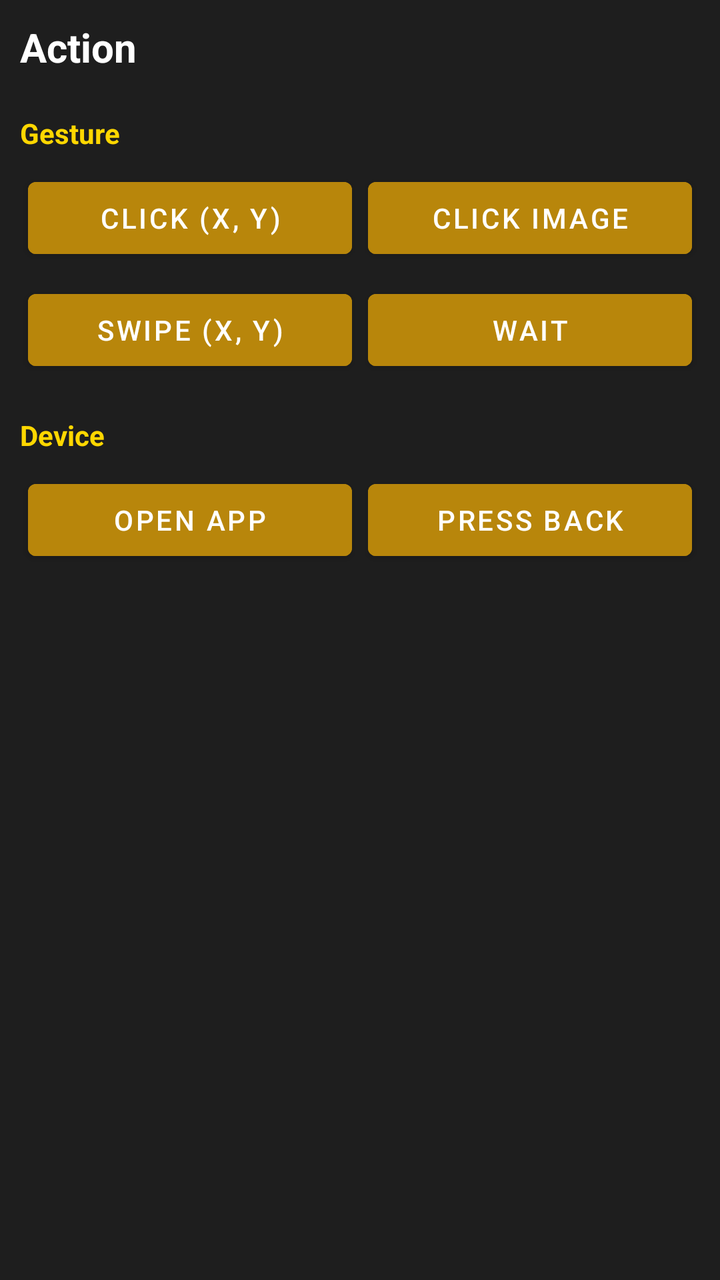
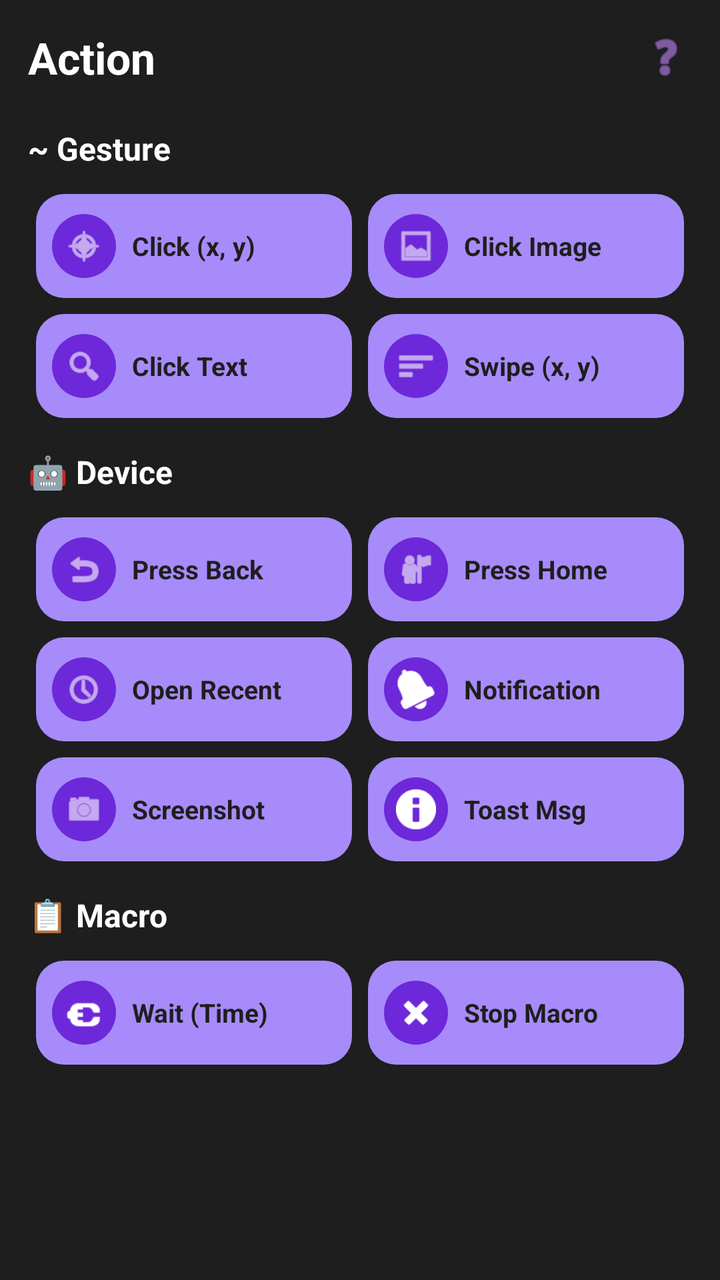

An Android layout rendered at two revisions. The XML below is the earlier revision; the diff shows what the commit changed to produce the second picture.
<!-- AndroidManifest.xml: application theme Theme.MyAutomationApp -->
<!-- res/layout/dialog_action_select.xml -->
<?xml version="1.0" encoding="utf-8"?>
<ScrollView xmlns:android="http://schemas.android.com/apk/res/android"
    android:layout_width="match_parent"
    android:layout_height="wrap_content"
    android:background="#1E1E1E"
    android:padding="10dp">

    <LinearLayout
        android:layout_width="match_parent"
        android:layout_height="wrap_content"
        android:orientation="vertical">

        <TextView
            android:layout_width="match_parent"
            android:layout_height="wrap_content"
            android:text="Action"
            android:textColor="#FFFFFF"
            android:textSize="20sp"
            android:textStyle="bold"
            android:paddingBottom="10dp"/>

        
        <TextView
            android:layout_width="match_parent"
            android:layout_height="wrap_content"
            android:text="Gesture"
            android:textColor="#FFD700"
            android:textStyle="bold"
            android:paddingTop="10dp"
            android:paddingBottom="5dp"/>

        <GridLayout
            android:layout_width="match_parent"
            android:layout_height="wrap_content"
            android:columnCount="2">

            <Button
                android:id="@+id/btnClickXY"
                android:layout_width="0dp"
                android:layout_height="wrap_content"
                android:layout_columnWeight="1"
                android:layout_margin="4dp"
                android:text="Click (x, y)"
                android:backgroundTint="#B8860B"
                android:textColor="#FFFFFF"/>

            <Button
                android:id="@+id/btnClickImage"
                android:layout_width="0dp"
                android:layout_height="wrap_content"
                android:layout_columnWeight="1"
                android:layout_margin="4dp"
                android:text="Click Image"
                android:backgroundTint="#B8860B"
                android:textColor="#FFFFFF"/>
            
            <Button
                android:id="@+id/btnSwipe"
                android:layout_width="0dp"
                android:layout_height="wrap_content"
                android:layout_columnWeight="1"
                android:layout_margin="4dp"
                android:text="Swipe (x, y)"
                android:backgroundTint="#B8860B"
                android:textColor="#FFFFFF"/>

            <Button
                android:id="@+id/btnWait"
                android:layout_width="0dp"
                android:layout_height="wrap_content"
                android:layout_columnWeight="1"
                android:layout_margin="4dp"
                android:text="Wait"
                android:backgroundTint="#B8860B"
                android:textColor="#FFFFFF"/>
        </GridLayout>

        
        <TextView
            android:layout_width="match_parent"
            android:layout_height="wrap_content"
            android:text="Device"
            android:textColor="#FFD700"
            android:textStyle="bold"
            android:paddingTop="15dp"
            android:paddingBottom="5dp"/>

        <GridLayout
            android:layout_width="match_parent"
            android:layout_height="wrap_content"
            android:columnCount="2">

            <Button
                android:id="@+id/btnOpenApp"
                android:layout_width="0dp"
                android:layout_height="wrap_content"
                android:layout_columnWeight="1"
                android:layout_margin="4dp"
                android:text="Open App"
                android:backgroundTint="#B8860B"
                android:textColor="#FFFFFF"/>

            <Button
                android:id="@+id/btnPressBack"
                android:layout_width="0dp"
                android:layout_height="wrap_content"
                android:layout_columnWeight="1"
                android:layout_margin="4dp"
                android:text="Press Back"
                android:backgroundTint="#B8860B"
                android:textColor="#FFFFFF"/>
        </GridLayout>

    </LinearLayout>
</ScrollView>
<!-- resources referenced by this layout -->
<resources>
  <style name="Theme.MyAutomationApp" parent="Theme.MaterialComponents.DayNight.NoActionBar">
          <item name="colorPrimary">@color/gold</item>
          <item name="colorPrimaryVariant">@color/gold_dark</item>
          <item name="colorOnPrimary">@color/black</item>
          <item name="android:windowBackground">@color/black</item>
          <item name="android:textColor">@color/gold</item>
      </style>
  <color name="gold">#FFD700</color>
  <color name="gold_dark">#B8860B</color>
  <color name="black">#121212</color>
</resources>

<!-- the commit's change to res/layout/dialog_action_select.xml (unified diff, before → after) -->
@@ -1,114 +1,449 @@
 <?xml version="1.0" encoding="utf-8"?>
 <ScrollView xmlns:android="http://schemas.android.com/apk/res/android"
+    xmlns:app="http://schemas.android.com/apk/res-auto"
     android:layout_width="match_parent"
     android:layout_height="wrap_content"
     android:background="#1E1E1E"
-    android:padding="10dp">
+    android:padding="14dp">
 
     <LinearLayout
         android:layout_width="match_parent"
         android:layout_height="wrap_content"
         android:orientation="vertical">
 
-        <TextView
-            android:layout_width="match_parent"
-            android:layout_height="wrap_content"
-            android:text="Action"
-            android:textColor="#FFFFFF"
-            android:textSize="20sp"
-            android:textStyle="bold"
-            android:paddingBottom="10dp"/>
+        
+        <LinearLayout
+            android:layout_width="match_parent"
+            android:layout_height="wrap_content"
+            android:orientation="horizontal"
+            android:gravity="center_vertical"
+            android:paddingBottom="12dp">
+
+            <TextView
+                android:layout_width="0dp"
+                android:layout_height="wrap_content"
+                android:layout_weight="1"
+                android:text="Action"
+                android:textColor="#FFFFFF"
+                android:textSize="22sp"
+                android:textStyle="bold" />
+
+            <ImageView
+                android:layout_width="26dp"
+                android:layout_height="26dp"
+                android:src="@android:drawable/ic_menu_help"
+                app:tint="#C084FC" />
+        </LinearLayout>
 
         
         <TextView
             android:layout_width="match_parent"
             android:layout_height="wrap_content"
-            android:text="Gesture"
-            android:textColor="#FFD700"
+            android:text="~ Gesture"
+            android:textColor="#FFFFFF"
+            android:textSize="16sp"
             android:textStyle="bold"
-            android:paddingTop="10dp"
-            android:paddingBottom="5dp"/>
+            android:paddingTop="8dp"
+            android:paddingBottom="8dp" />
 
         <GridLayout
             android:layout_width="match_parent"
             android:layout_height="wrap_content"
             android:columnCount="2">
 
-            <Button
+            
+            <LinearLayout
                 android:id="@+id/btnClickXY"
                 android:layout_width="0dp"
-                android:layout_height="wrap_content"
-                android:layout_columnWeight="1"
-                android:layout_margin="4dp"
-                android:text="Click (x, y)"
-                android:backgroundTint="#B8860B"
-                android:textColor="#FFFFFF"/>
-
-            <Button
+                android:layout_height="52dp"
+                android:layout_columnWeight="1"
+                android:layout_margin="4dp"
+                android:background="@drawable/action_card_bg"
+                android:gravity="center_vertical"
+                android:paddingStart="8dp"
+                android:paddingEnd="8dp">
+
+                <ImageView
+                    android:layout_width="32dp"
+                    android:layout_height="32dp"
+                    android:background="@drawable/action_icon_circle"
+                    android:padding="6dp"
+                    android:src="@android:drawable/ic_menu_compass"
+                    app:tint="#FFFFFF" />
+
+                <TextView
+                    android:layout_width="wrap_content"
+                    android:layout_height="wrap_content"
+                    android:text="Click (x, y)"
+                    android:textColor="#1E1E1E"
+                    android:textStyle="bold"
+                    android:textSize="13sp"
+                    android:layout_marginStart="8dp" />
+            </LinearLayout>
+
+            
+            <LinearLayout
                 android:id="@+id/btnClickImage"
                 android:layout_width="0dp"
-                android:layout_height="wrap_content"
-                android:layout_columnWeight="1"
-                android:layout_margin="4dp"
-                android:text="Click Image"
-                android:backgroundTint="#B8860B"
-                android:textColor="#FFFFFF"/>
-            
-            <Button
+                android:layout_height="52dp"
+                android:layout_columnWeight="1"
+                android:layout_margin="4dp"
+                android:background="@drawable/action_card_bg"
+                android:gravity="center_vertical"
+                android:paddingStart="8dp"
+                android:paddingEnd="8dp">
+
+                <ImageView
+                    android:layout_width="32dp"
+                    android:layout_height="32dp"
+                    android:background="@drawable/action_icon_circle"
+                    android:padding="6dp"
+                    android:src="@android:drawable/ic_menu_gallery"
+                    app:tint="#FFFFFF" />
+
+                <TextView
+                    android:layout_width="wrap_content"
+                    android:layout_height="wrap_content"
+                    android:text="Click Image"
+                    android:textColor="#1E1E1E"
+                    android:textStyle="bold"
+                    android:textSize="13sp"
+                    android:layout_marginStart="8dp" />
+            </LinearLayout>
+
+            
+            <LinearLayout
+                android:id="@+id/btnClickText"
+                android:layout_width="0dp"
+                android:layout_height="52dp"
+                android:layout_columnWeight="1"
+                android:layout_margin="4dp"
+                android:background="@drawable/action_card_bg"
+                android:gravity="center_vertical"
+                android:paddingStart="8dp"
+                android:paddingEnd="8dp">
+
+                <ImageView
+                    android:layout_width="32dp"
+                    android:layout_height="32dp"
+                    android:background="@drawable/action_icon_circle"
+                    android:padding="6dp"
+                    android:src="@android:drawable/ic_menu_search"
+                    app:tint="#FFFFFF" />
+
+                <TextView
+                    android:layout_width="wrap_content"
+                    android:layout_height="wrap_content"
+                    android:text="Click Text"
+                    android:textColor="#1E1E1E"
+                    android:textStyle="bold"
+                    android:textSize="13sp"
+                    android:layout_marginStart="8dp" />
+            </LinearLayout>
+
+            
+            <LinearLayout
                 android:id="@+id/btnSwipe"
                 android:layout_width="0dp"
-                android:layout_height="wrap_content"
-                android:layout_columnWeight="1"
-                android:layout_margin="4dp"
-                android:text="Swipe (x, y)"
-                android:backgroundTint="#B8860B"
-                android:textColor="#FFFFFF"/>
-
-            <Button
-                android:id="@+id/btnWait"
-                android:layout_width="0dp"
-                android:layout_height="wrap_content"
-                android:layout_columnWeight="1"
-                android:layout_margin="4dp"
-                android:text="Wait"
-                android:backgroundTint="#B8860B"
-                android:textColor="#FFFFFF"/>
+                android:layout_height="52dp"
+                android:layout_columnWeight="1"
+                android:layout_margin="4dp"
+                android:background="@drawable/action_card_bg"
+                android:gravity="center_vertical"
+                android:paddingStart="8dp"
+                android:paddingEnd="8dp">
+
+                <ImageView
+                    android:layout_width="32dp"
+                    android:layout_height="32dp"
+                    android:background="@drawable/action_icon_circle"
+                    android:padding="6dp"
+                    android:src="@android:drawable/ic_menu_sort_by_size"
+                    app:tint="#FFFFFF" />
+
+                <TextView
+                    android:layout_width="wrap_content"
+                    android:layout_height="wrap_content"
+                    android:text="Swipe (x, y)"
+                    android:textColor="#1E1E1E"
+                    android:textStyle="bold"
+                    android:textSize="13sp"
+                    android:layout_marginStart="8dp" />
+            </LinearLayout>
         </GridLayout>
 
         
         <TextView
             android:layout_width="match_parent"
             android:layout_height="wrap_content"
-            android:text="Device"
-            android:textColor="#FFD700"
+            android:text="🤖 Device"
+            android:textColor="#FFFFFF"
+            android:textSize="16sp"
             android:textStyle="bold"
-            android:paddingTop="15dp"
-            android:paddingBottom="5dp"/>
+            android:paddingTop="12dp"
+            android:paddingBottom="8dp" />
 
         <GridLayout
             android:layout_width="match_parent"
             android:layout_height="wrap_content"
             android:columnCount="2">
 
-            <Button
-                android:id="@+id/btnOpenApp"
-                android:layout_width="0dp"
-                android:layout_height="wrap_content"
-                android:layout_columnWeight="1"
-                android:layout_margin="4dp"
-                android:text="Open App"
-                android:backgroundTint="#B8860B"
-                android:textColor="#FFFFFF"/>
-
-            <Button
+            
+            <LinearLayout
                 android:id="@+id/btnPressBack"
                 android:layout_width="0dp"
-                android:layout_height="wrap_content"
-                android:layout_columnWeight="1"
-                android:layout_margin="4dp"
-                android:text="Press Back"
-                android:backgroundTint="#B8860B"
-                android:textColor="#FFFFFF"/>
+                android:layout_height="52dp"
+                android:layout_columnWeight="1"
+                android:layout_margin="4dp"
+                android:background="@drawable/action_card_bg"
+                android:gravity="center_vertical"
+                android:paddingStart="8dp"
+                android:paddingEnd="8dp">
+
+                <ImageView
+                    android:layout_width="32dp"
+                    android:layout_height="32dp"
+                    android:background="@drawable/action_icon_circle"
+                    android:padding="6dp"
+                    android:src="@android:drawable/ic_menu_revert"
+                    app:tint="#FFFFFF" />
+
+                <TextView
+                    android:layout_width="wrap_content"
+                    android:layout_height="wrap_content"
+                    android:text="Press Back"
+                    android:textColor="#1E1E1E"
+                    android:textStyle="bold"
+                    android:textSize="13sp"
+                    android:layout_marginStart="8dp" />
+            </LinearLayout>
+
+            
+            <LinearLayout
+                android:id="@+id/btnPressHome"
+                android:layout_width="0dp"
+                android:layout_height="52dp"
+                android:layout_columnWeight="1"
+                android:layout_margin="4dp"
+                android:background="@drawable/action_card_bg"
+                android:gravity="center_vertical"
+                android:paddingStart="8dp"
+                android:paddingEnd="8dp">
+
+                <ImageView
+                    android:layout_width="32dp"
+                    android:layout_height="32dp"
+                    android:background="@drawable/action_icon_circle"
+                    android:padding="6dp"
+                    android:src="@android:drawable/ic_menu_myplaces"
+                    app:tint="#FFFFFF" />
+
+                <TextView
+                    android:layout_width="wrap_content"
+                    android:layout_height="wrap_content"
+                    android:text="Press Home"
+                    android:textColor="#1E1E1E"
+                    android:textStyle="bold"
+                    android:textSize="13sp"
+                    android:layout_marginStart="8dp" />
+            </LinearLayout>
+
+            
+            <LinearLayout
+                android:id="@+id/btnOpenRecent"
+                android:layout_width="0dp"
+                android:layout_height="52dp"
+                android:layout_columnWeight="1"
+                android:layout_margin="4dp"
+                android:background="@drawable/action_card_bg"
+                android:gravity="center_vertical"
+                android:paddingStart="8dp"
+                android:paddingEnd="8dp">
+
+                <ImageView
+                    android:layout_width="32dp"
+                    android:layout_height="32dp"
+                    android:background="@drawable/action_icon_circle"
+                    android:padding="6dp"
+                    android:src="@android:drawable/ic_menu_recent_history"
+                    app:tint="#FFFFFF" />
+
+                <TextView
+                    android:layout_width="wrap_content"
+                    android:layout_height="wrap_content"
+                    android:text="Open Recent"
+                    android:textColor="#1E1E1E"
+                    android:textStyle="bold"
+                    android:textSize="13sp"
+                    android:layout_marginStart="8dp" />
+            </LinearLayout>
+
+            
+            <LinearLayout
+                android:id="@+id/btnOpenNotification"
+                android:layout_width="0dp"
+                android:layout_height="52dp"
+                android:layout_columnWeight="1"
+                android:layout_margin="4dp"
+                android:background="@drawable/action_card_bg"
+                android:gravity="center_vertical"
+                android:paddingStart="8dp"
+                android:paddingEnd="8dp">
+
+                <ImageView
+                    android:layout_width="32dp"
+                    android:layout_height="32dp"
+                    android:background="@drawable/action_icon_circle"
+                    android:padding="6dp"
+                    android:src="@android:drawable/ic_popup_reminder"
+                    app:tint="#FFFFFF" />
+
+                <TextView
+                    android:layout_width="wrap_content"
+                    android:layout_height="wrap_content"
+                    android:text="Notification"
+                    android:textColor="#1E1E1E"
+                    android:textStyle="bold"
+                    android:textSize="13sp"
+                    android:layout_marginStart="8dp" />
+            </LinearLayout>
+
+            
+            <LinearLayout
+                android:id="@+id/btnScreenshot"
+                android:layout_width="0dp"
+                android:layout_height="52dp"
+                android:layout_columnWeight="1"
+                android:layout_margin="4dp"
+                android:background="@drawable/action_card_bg"
+                android:gravity="center_vertical"
+                android:paddingStart="8dp"
+                android:paddingEnd="8dp">
+
+                <ImageView
+                    android:layout_width="32dp"
+                    android:layout_height="32dp"
+                    android:background="@drawable/action_icon_circle"
+                    android:padding="6dp"
+                    android:src="@android:drawable/ic_menu_camera"
+                    app:tint="#FFFFFF" />
+
+                <TextView
+                    android:layout_width="wrap_content"
+                    android:layout_height="wrap_content"
+                    android:text="Screenshot"
+                    android:textColor="#1E1E1E"
+                    android:textStyle="bold"
+                    android:textSize="13sp"
+                    android:layout_marginStart="8dp" />
+            </LinearLayout>
+
+            
+            <LinearLayout
+                android:id="@+id/btnToastMessage"
+                android:layout_width="0dp"
+                android:layout_height="52dp"
+                android:layout_columnWeight="1"
+                android:layout_margin="4dp"
+                android:background="@drawable/action_card_bg"
+                android:gravity="center_vertical"
+                android:paddingStart="8dp"
+                android:paddingEnd="8dp">
+
+                <ImageView
+                    android:layout_width="32dp"
+                    android:layout_height="32dp"
+                    android:background="@drawable/action_icon_circle"
+                    android:padding="6dp"
+                    android:src="@android:drawable/ic_dialog_info"
+                    app:tint="#FFFFFF" />
+
+                <TextView
+                    android:layout_width="wrap_content"
+                    android:layout_height="wrap_content"
+                    android:text="Toast Msg"
+                    android:textColor="#1E1E1E"
+                    android:textStyle="bold"
+                    android:textSize="13sp"
+                    android:layout_marginStart="8dp" />
+            </LinearLayout>
+        </GridLayout>
+
+        
+        <TextView
+            android:layout_width="match_parent"
+            android:layout_height="wrap_content"
+            android:text="📋 Macro"
+            android:textColor="#FFFFFF"
+            android:textSize="16sp"
+            android:textStyle="bold"
+            android:paddingTop="12dp"
+            android:paddingBottom="8dp" />
+
+        <GridLayout
+            android:layout_width="match_parent"
+            android:layout_height="wrap_content"
+            android:columnCount="2">
+
+            
+            <LinearLayout
+                android:id="@+id/btnWait"
+                android:layout_width="0dp"
+                android:layout_height="52dp"
+                android:layout_columnWeight="1"
+                android:layout_margin="4dp"
+                android:background="@drawable/action_card_bg"
+                android:gravity="center_vertical"
+                android:paddingStart="8dp"
+                android:paddingEnd="8dp">
+
+                <ImageView
+                    android:layout_width="32dp"
+                    android:layout_height="32dp"
+                    android:background="@drawable/action_icon_circle"
+                    android:padding="6dp"
+                    android:src="@android:drawable/ic_lock_idle_charging"
+                    app:tint="#FFFFFF" />
+
+                <TextView
+                    android:layout_width="wrap_content"
+                    android:layout_height="wrap_content"
+                    android:text="Wait (Time)"
+                    android:textColor="#1E1E1E"
+                    android:textStyle="bold"
+                    android:textSize="13sp"
+                    android:layout_marginStart="8dp" />
+            </LinearLayout>
+
+            
+            <LinearLayout
+                android:id="@+id/btnStopMacro"
+                android:layout_width="0dp"
+                android:layout_height="52dp"
+                android:layout_columnWeight="1"
+                android:layout_margin="4dp"
+                android:background="@drawable/action_card_bg"
+                android:gravity="center_vertical"
+                android:paddingStart="8dp"
+                android:paddingEnd="8dp">
+
+                <ImageView
+                    android:layout_width="32dp"
+                    android:layout_height="32dp"
+                    android:background="@drawable/action_icon_circle"
+                    android:padding="6dp"
+                    android:src="@android:drawable/ic_delete"
+                    app:tint="#FFFFFF" />
+
+                <TextView
+                    android:layout_width="wrap_content"
+                    android:layout_height="wrap_content"
+                    android:text="Stop Macro"
+                    android:textColor="#1E1E1E"
+                    android:textStyle="bold"
+                    android:textSize="13sp"
+                    android:layout_marginStart="8dp" />
+            </LinearLayout>
         </GridLayout>
 
     </LinearLayout>
<!-- resource entries referenced after the edit -->
@@ -1,5 +1,16 @@
 <!-- resources referenced by this layout -->
 <resources>
+  <!-- drawable action_card_bg (drawable) -->
+  <?xml version="1.0" encoding="utf-8"?>
+  <shape xmlns:android="http://schemas.android.com/apk/res/android">
+      <solid android:color="#A78BFA" />
+      <corners android:radius="14dp" />
+  </shape>
+  <!-- drawable action_icon_circle (drawable) -->
+  <?xml version="1.0" encoding="utf-8"?>
+  <shape xmlns:android="http://schemas.android.com/apk/res/android" android:shape="oval">
+      <solid android:color="#6D28D9" />
+  </shape>
   <style name="Theme.MyAutomationApp" parent="Theme.MaterialComponents.DayNight.NoActionBar">
           <item name="colorPrimary">@color/gold</item>
           <item name="colorPrimaryVariant">@color/gold_dark</item>
